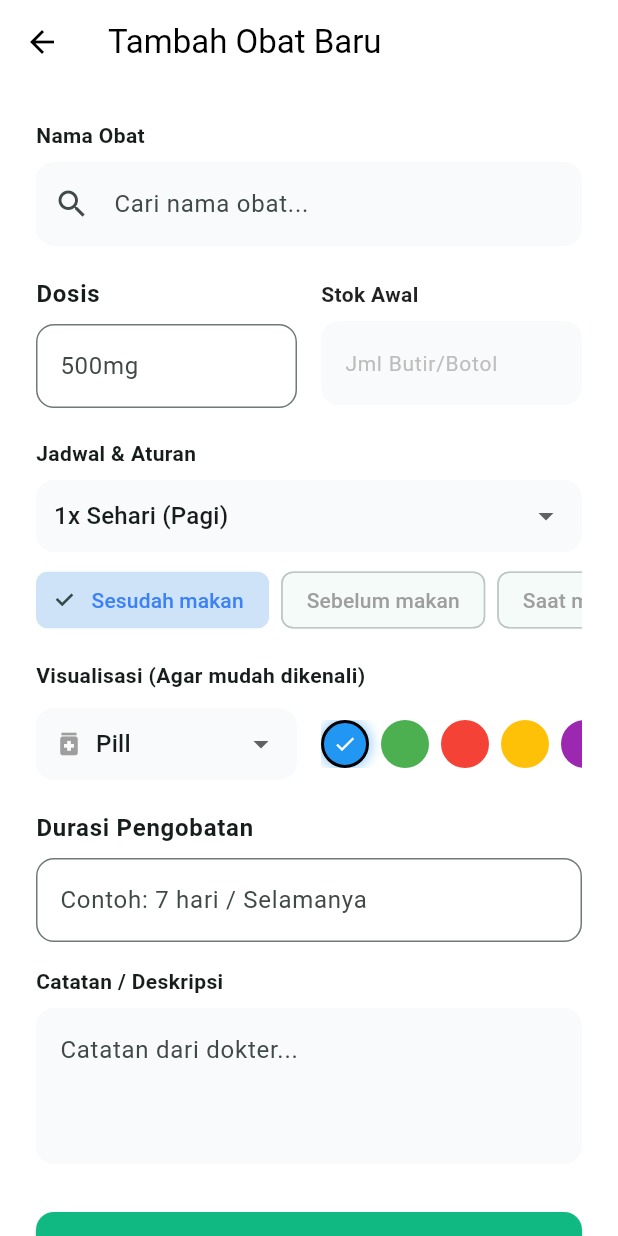
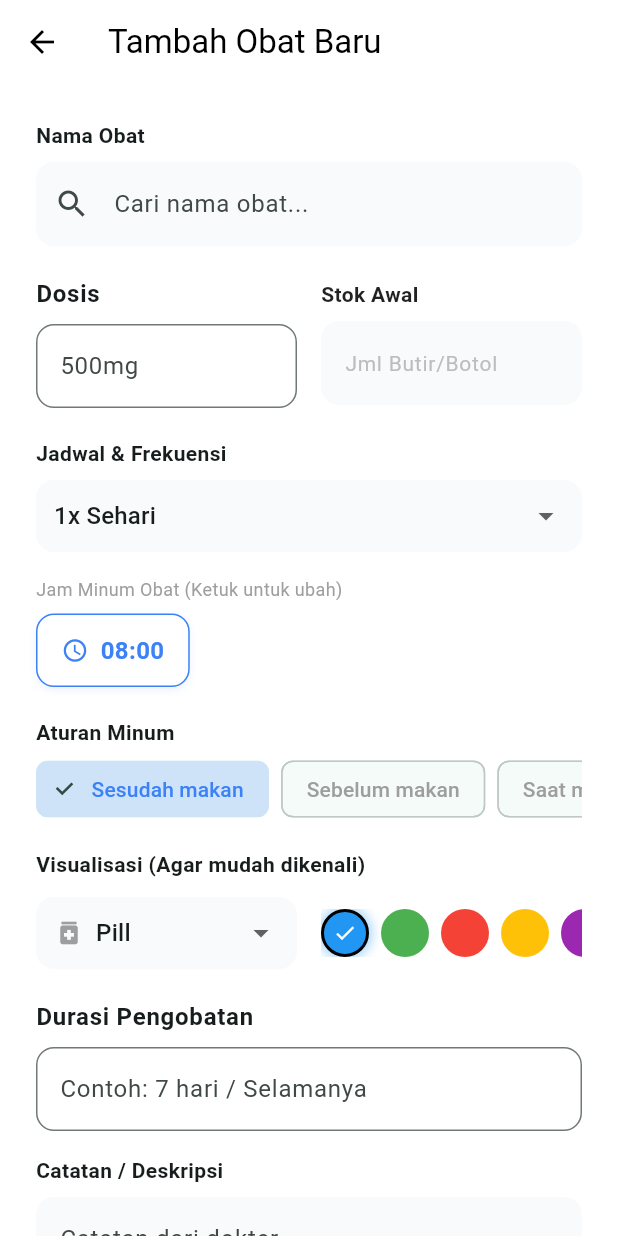
Before and after one commit to rerere-bit/medicare-mobile-app, a Flutter app: the AddMedicationScreen screen opened directly, on a phone screen of 412 x 824 dp. Run offline on Flutter 3.47's test engine with Material 3 defaults, Android fonts, the phone set to English and light mode, and no system bars; our stand-ins replace cloud_firestore, firebase_auth, firebase_core, fl_chart, flutter_local_notifications, timezone; accounts and stored records are empty.

Commit message:
fix: mencoba memperbaiki bug notifikasi tidak muncul dan memperbaiki bug tampilan UI obat

```diff
--- a/lib/models/medication_model.dart
+++ b/lib/models/medication_model.dart
@@ -7,11 +7,14 @@ class MedicationModel {
   final String duration;
   final String notes;
 
-  // --- FIELD BARU (PERSONALISASI) ---
-  final int color; // Menyimpan value warna (0xFF...)
-  final String type; // 'pill', 'syrup', 'injection', 'powder'
-  final int stock; // Jumlah stok saat ini
-  final String instruction; // 'Sesudah makan', 'Sebelum makan', dll.
+  // Personalisasi (Fitur sebelumnya)
+  final int color;
+  final String type;
+  final int stock;
+  final String instruction;
+
+  // --- FIELD BARU (JADWAL DINAMIS) ---
+  final List<String> timeSlots; // Format: ["HH:mm", "HH:mm"]
 
   MedicationModel({
     required this.id,
@@ -21,11 +24,12 @@ class MedicationModel {
     required this.frequency,
     required this.duration,
     required this.notes,
-    // Default value agar tidak error dengan data lama
-    this.color = 0xFF2196F3, // Default Blue
+    this.color = 0xFF2196F3,
     this.type = 'pill',
     this.stock = 0,
     this.instruction = 'Sesudah makan',
+    // Default kosong agar aman untuk data lama
+    this.timeSlots = const [],
   });
 
   factory MedicationModel.fromMap(Map<String, dynamic> map, String id) {
@@ -37,11 +41,12 @@ class MedicationModel {
       frequency: map['frequency'] ?? '',
       duration: map['duration'] ?? '',
       notes: map['notes'] ?? '',
-      // Mapping field baru dengan safety check
       color: map['color'] ?? 0xFF2196F3,
       type: map['type'] ?? 'pill',
       stock: map['stock'] ?? 0,
       instruction: map['instruction'] ?? 'Sesudah makan',
+      // Konversi List<dynamic> ke List<String>
+      timeSlots: List<String>.from(map['timeSlots'] ?? []),
     );
   }
 
@@ -57,6 +62,7 @@ class MedicationModel {
       'type': type,
       'stock': stock,
       'instruction': instruction,
+      'timeSlots': timeSlots, // Simpan ke Firestore
       'createdAt': DateTime.now().toIso8601String(),
     };
   }
--- a/lib/screens/medication/add_medication_screen.dart
+++ b/lib/screens/medication/add_medication_screen.dart
@@ -21,31 +21,27 @@ class _AddMedicationScreenState extends State<AddMedicationScreen> {
   final _dosageController = TextEditingController();
   final _durationController = TextEditingController();
   final _notesController = TextEditingController();
-  final _stockController = TextEditingController(); // NEW: Controller Stock
+  final _stockController = TextEditingController();
 
   final DrugService _drugService = DrugService();
 
-  // --- DATA PILIHAN BARU ---
+  // --- OPSI ---
+  final List<String> _frequencyOptions = [
+    '1x Sehari',
+    '2x Sehari',
+    '3x Sehari',
+    '4x Sehari',
+  ];
+  String _selectedFrequency = '1x Sehari';
 
-  // 1. Frekuensi
-  final List<String> _frequencyOptions = [
-    '1x Sehari (Pagi)',
-    '2x Sehari (Pagi, Malam)',
-    '3x Sehari (Pagi, Siang, Malam)',
-    '4x Sehari (Setiap 6 jam)',
-  ];
-  late String _selectedFrequency;
+  // --- STATE JADWAL DINAMIS ---
+  // Menyimpan list jam yang akan diset. Default 1 slot jam 08:00
+  List<TimeOfDay> _scheduleTimes = [const TimeOfDay(hour: 8, minute: 0)];
 
-  // 2. Instruksi Minum
-  final List<String> _instructionOptions = [
-    'Sesudah makan',
-    'Sebelum makan',
-    'Saat makan',
-    'Waktu bebas',
-  ];
+  // --- OPSI LAINNYA ---
+  final List<String> _instructionOptions = ['Sesudah makan', 'Sebelum makan', 'Saat makan', 'Waktu bebas'];
   String _selectedInstruction = 'Sesudah makan';
 
-  // 3. Jenis Obat (Icon)
   final Map<String, IconData> _typeOptions = {
     'pill': Icons.medication,
     'syrup': Icons.local_drink,
@@ -54,16 +50,8 @@ class _AddMedicationScreenState extends State<AddMedicationScreen> {
   };
   String _selectedType = 'pill';
 
-  // 4. Warna Identitas
   final List<int> _colorOptions = [
-    0xFF2196F3, // Biru (Default)
-    0xFF4CAF50, // Hijau
-    0xFFF44336, // Merah
-    0xFFFFC107, // Kuning
-    0xFF9C27B0, // Ungu
-    0xFFFF9800, // Orange
-    0xFF795548, // Coklat
-    0xFF607D8B, // Abu-abu
+    0xFF2196F3, 0xFF4CAF50, 0xFFF44336, 0xFFFFC107, 0xFF9C27B0, 0xFFFF9800, 0xFF795548, 0xFF607D8B
   ];
   int _selectedColor = 0xFF2196F3;
 
@@ -72,21 +60,33 @@ class _AddMedicationScreenState extends State<AddMedicationScreen> {
   @override
   void initState() {
     super.initState();
-    _selectedFrequency = _frequencyOptions[0];
-
     if (isEditMode) {
       final med = widget.medication!;
       _selectedDrugName = med.name;
       _dosageController.text = med.dosage;
 
-      if (_frequencyOptions.contains(med.frequency)) {
-        _selectedFrequency = med.frequency;
+      // LOGIKA INIT JADWAL
+      if (med.timeSlots.isNotEmpty) {
+        // Jika ada data jadwal dinamis, load itu
+        _scheduleTimes = med.timeSlots.map((s) {
+          final parts = s.split(':');
+          return TimeOfDay(hour: int.parse(parts[0]), minute: int.parse(parts[1]));
+        }).toList();
+
+        // Sesuaikan tampilan dropdown frekuensi agar sesuai jumlah jadwal
+        if (_scheduleTimes.length == 1) _selectedFrequency = '1x Sehari';
+        else if (_scheduleTimes.length == 2) _selectedFrequency = '2x Sehari';
+        else if (_scheduleTimes.length == 3) _selectedFrequency = '3x Sehari';
+        else if (_scheduleTimes.length == 4) _selectedFrequency = '4x Sehari';
+      } else {
+        // Fallback ke data lama (hanya string frekuensi)
+        if (_frequencyOptions.contains(med.frequency)) {
+          _selectedFrequency = med.frequency;
+        }
       }
 
       _durationController.text = med.duration;
       _notesController.text = med.notes;
-
-      // Load New Fields
       _stockController.text = med.stock.toString();
       _selectedColor = med.color;
       _selectedType = med.type;
@@ -106,6 +106,51 @@ class _AddMedicationScreenState extends State<AddMedicationScreen> {
     super.dispose();
   }
 
+  // --- LOGIKA UBAH FREKUENSI ---
+  void _onFrequencyChanged(String? newValue) {
+    if (newValue == null) return;
+    setState(() {
+      _selectedFrequency = newValue;
+      // Reset jadwal berdasarkan frekuensi umum
+      // Ini memberi default times yang umum, tapi user bisa ubah nanti
+      if (newValue.contains('1x')) {
+        _scheduleTimes = [const TimeOfDay(hour: 8, minute: 0)];
+      } else if (newValue.contains('2x')) {
+        _scheduleTimes = [const TimeOfDay(hour: 8, minute: 0), const TimeOfDay(hour: 20, minute: 0)];
+      } else if (newValue.contains('3x')) {
+        _scheduleTimes = [const TimeOfDay(hour: 7, minute: 0), const TimeOfDay(hour: 13, minute: 0), const TimeOfDay(hour: 19, minute: 0)];
+      } else if (newValue.contains('4x')) {
+        _scheduleTimes = [const TimeOfDay(hour: 6, minute: 0), const TimeOfDay(hour: 12, minute: 0), const TimeOfDay(hour: 18, minute: 0), const TimeOfDay(hour: 23, minute: 0)];
+      }
+    });
+  }
+
+  // --- LOGIKA PILIH JAM (TIME PICKER) ---
+  Future<void> _pickTime(int index) async {
+    final TimeOfDay? picked = await showTimePicker(
+      context: context,
+      initialTime: _scheduleTimes[index],
+      builder: (context, child) {
+        return Theme(
+          data: ThemeData.light().copyWith(
+            colorScheme: const ColorScheme.light(
+              primary: AppTheme.primaryColor,
+              onPrimary: Colors.white,
+              surface: Colors.white,
+              onSurface: Colors.black,
+            ),
+          ),
+          child: child!,
+        );
+      },
+    );
+    if (picked != null) {
+      setState(() {
+        _scheduleTimes[index] = picked;
+      });
+    }
+  }
+
   void _saveMedication() async {
     if (_selectedDrugName.isEmpty || _dosageController.text.isEmpty) {
       ScaffoldMessenger.of(context).showSnackBar(
@@ -116,8 +161,12 @@ class _AddMedicationScreenState extends State<AddMedicationScreen> {
 
     try {
       final provider = Provider.of<MedicationProvider>(context, listen: false);
-      // Parse stock (default 0 jika kosong)
       int stockVal = int.tryParse(_stockController.text) ?? 0;
+
+      // Konversi List<TimeOfDay> ke List<String> ("HH:mm") untuk disimpan
+      List<String> timeStrings = _scheduleTimes.map((t) {
+        return "${t.hour}:${t.minute}";
+      }).toList();
 
       if (isEditMode) {
         await provider.updateMedication(
@@ -127,11 +176,11 @@ class _AddMedicationScreenState extends State<AddMedicationScreen> {
           frequency: _selectedFrequency,
           duration: _durationController.text,
           notes: _notesController.text,
-          // New Fields
           color: _selectedColor,
           type: _selectedType,
           stock: stockVal,
           instruction: _selectedInstruction,
+          timeSlots: timeStrings, // KIRIM DATA WAKTU
         );
       } else {
         await provider.addMedication(
@@ -140,11 +189,11 @@ class _AddMedicationScreenState extends State<AddMedicationScreen> {
           frequency: _selectedFrequency,
           duration: _durationController.text,
           notes: _notesController.text,
-          // New Fields
           color: _selectedColor,
           type: _selectedType,
           stock: stockVal,
           instruction: _selectedInstruction,
+          timeSlots: timeStrings, // KIRIM DATA WAKTU
         );
       }
 
@@ -221,7 +270,7 @@ class _AddMedicationScreenState extends State<AddMedicationScreen> {
             ),
             const SizedBox(height: 20),
 
-            // 2. DOSIS & STOK (Row)
+            // 2. DOSIS & STOK
             Row(
               children: [
                 Expanded(child: CustomTextField(label: "Dosis", hint: "500mg", controller: _dosageController)),
@@ -250,9 +299,10 @@ class _AddMedicationScreenState extends State<AddMedicationScreen> {
             ),
             const SizedBox(height: 20),
 
-            // 3. FREKUENSI & INSTRUKSI
-            const Text("Jadwal & Aturan", style: TextStyle(fontWeight: FontWeight.w600)),
+            // 3. JADWAL DINAMIS (UPDATED UI)
+            const Text("Jadwal & Frekuensi", style: TextStyle(fontWeight: FontWeight.w600)),
             const SizedBox(height: 8),
+            // Dropdown Frekuensi
             Container(
               padding: const EdgeInsets.symmetric(horizontal: 12),
               decoration: BoxDecoration(color: const Color(0xFFF9FAFB), borderRadius: BorderRadius.circular(12)),
@@ -261,11 +311,53 @@ class _AddMedicationScreenState extends State<AddMedicationScreen> {
                   value: _selectedFrequency,
                   isExpanded: true,
                   items: _frequencyOptions.map((v) => DropdownMenuItem(value: v, child: Text(v))).toList(),
-                  onChanged: (v) => setState(() => _selectedFrequency = v!),
+                  onChanged: _onFrequencyChanged, // Panggil fungsi reset jadwal
                 ),
               ),
             ),
-            const SizedBox(height: 12),
+
+            const SizedBox(height: 16),
+            const Text("Jam Minum Obat (Ketuk untuk ubah)", style: TextStyle(fontSize: 12, color: Colors.grey)),
+            const SizedBox(height: 8),
+
+            // Grid Waktu (Dinamis)
+            Wrap(
+              spacing: 12,
+              runSpacing: 12,
+              children: List.generate(_scheduleTimes.length, (index) {
+                final time = _scheduleTimes[index];
+                return GestureDetector(
+                  onTap: () => _pickTime(index),
+                  child: Container(
+                    padding: const EdgeInsets.symmetric(horizontal: 16, vertical: 12),
+                    decoration: BoxDecoration(
+                      color: Colors.white,
+                      borderRadius: BorderRadius.circular(12),
+                      border: Border.all(color: AppTheme.primaryColor),
+                      boxShadow: [
+                        BoxShadow(color: AppTheme.primaryColor.withOpacity(0.1), blurRadius: 4, offset: const Offset(0, 2))
+                      ],
+                    ),
+                    child: Row(
+                      mainAxisSize: MainAxisSize.min,
+                      children: [
+                        const Icon(Icons.access_time, size: 18, color: AppTheme.primaryColor),
+                        const SizedBox(width: 8),
+                        Text(
+                          "${time.hour.toString().padLeft(2, '0')}:${time.minute.toString().padLeft(2, '0')}",
+                          style: const TextStyle(fontWeight: FontWeight.bold, fontSize: 16, color: AppTheme.primaryColor),
+                        ),
+                      ],
+                    ),
+                  ),
+                );
+              }),
+            ),
+            const SizedBox(height: 20),
+
+            // 4. INSTRUKSI
+            const Text("Aturan Minum", style: TextStyle(fontWeight: FontWeight.w600)),
+            const SizedBox(height: 8),
             SizedBox(
               height: 40,
               child: ListView(
@@ -287,7 +379,7 @@ class _AddMedicationScreenState extends State<AddMedicationScreen> {
             ),
             const SizedBox(height: 20),
 
-            // 4. VISUALISASI (Bentuk & Warna)
+            // 5. VISUALISASI
             const Text("Visualisasi (Agar mudah dikenali)", style: TextStyle(fontWeight: FontWeight.w600)),
             const SizedBox(height: 12),
             Row(
@@ -356,7 +448,7 @@ class _AddMedicationScreenState extends State<AddMedicationScreen> {
             ),
             const SizedBox(height: 20),
 
-            // 5. DURASI & CATATAN
+            // 6. DURASI & CATATAN
             CustomTextField(label: "Durasi Pengobatan", hint: "Contoh: 7 hari / Selamanya", controller: _durationController),
             const SizedBox(height: 16),
             const Text("Catatan / Deskripsi", style: TextStyle(fontWeight: FontWeight.w600)),
--- a/lib/screens/medication/medication_list_screen.dart
+++ b/lib/screens/medication/medication_list_screen.dart
@@ -114,6 +114,8 @@ class MedicationListScreen extends StatelessWidget {
                         dosage: med.dosage,
                         frequency: med.frequency,
                         duration: med.duration,
+                        color: med.color,
+                        type: med.type,
                         onEdit: () {
                           // Buka halaman Add tapi bawa data (Mode Edit)
                           Navigator.push(
--- a/lib/screens/schedule/schedule_screen.dart
+++ b/lib/screens/schedule/schedule_screen.dart
@@ -103,6 +103,8 @@ class _ScheduleCardWithTimerState extends State<_ScheduleCardWithTimer> {
     String minutes = _timeLeft.inMinutes.remainder(60).toString().padLeft(2, '0');
     String seconds = _timeLeft.inSeconds.remainder(60).toString().padLeft(2, '0');
 
+    final medColor = Color(widget.med.color);
+
     return Container(
       margin: const EdgeInsets.only(bottom: 16),
       padding: const EdgeInsets.all(16),
@@ -121,10 +123,10 @@ class _ScheduleCardWithTimerState extends State<_ScheduleCardWithTimer> {
               Container(
                 padding: const EdgeInsets.all(12),
                 decoration: BoxDecoration(
-                  color: Colors.blueAccent.withOpacity(0.1),
+                  color: medColor.withOpacity(0.1),
                   borderRadius: BorderRadius.circular(12),
                 ),
-                child: const Icon(Icons.medication, color: Colors.blueAccent),
+                child: Icon(Icons.medication, color: medColor),
               ),
               const SizedBox(width: 16),
 
--- a/pubspec.yaml
+++ b/pubspec.yaml
@@ -47,6 +47,7 @@ dependencies:
   cloud_firestore: ^6.1.0
   flutter_local_notifications: ^18.0.1
   timezone: ^0.9.4
+  flutter_timezone: ^2.0.0
 
 dev_dependencies:
   flutter_test:
```
Also changed, not shown: lib/providers/medication_provider.dart (+21 -19 lines), lib/services/notification_service.dart (+37 -20 lines), lib/widgets/medication_card.dart (+53 -45 lines), pubspec.lock, 1 other file.
